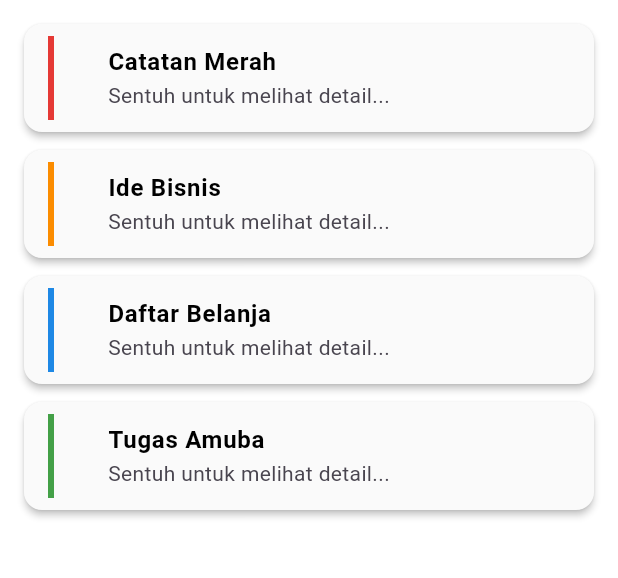
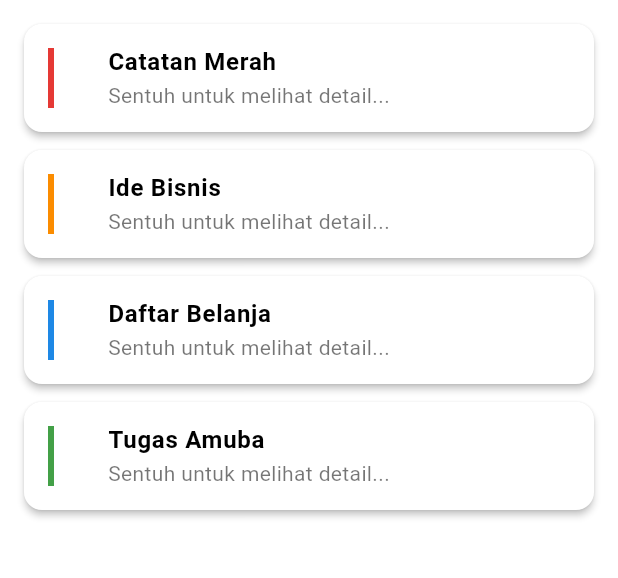
Before and after one commit to ridhomahmudah/project_notes, a Flutter app: the screen it shows after launch, in the side drawer, after a tap on "Semua Catatan", on a phone screen of 412 x 824 dp, the part 84-662 px from its top. Run offline on Flutter 3.47's test engine with Material 3 defaults, Android fonts, the phone set to English and light mode, and no system bars; our stand-ins replace get, get_storage.

Commit message:
update resolved

```diff
--- a/lib/main.dart
+++ b/lib/main.dart
@@ -1,37 +1,43 @@
-import 'package:amuba_notes/controllers/theme_controller.dart';
-import 'package:amuba_notes/services/theme.dart';
-import 'package:amuba_notes/views/home_view.dart';
 import 'package:flutter/material.dart';
 import 'package:get/get.dart';
-import 'package:get/get_core/src/get_main.dart';
 import 'package:get_storage/get_storage.dart';
+import 'package:amuba_notes/controllers/theme_controller.dart';
+import 'package:amuba_notes/routes/app_pages.dart';
+import 'package:amuba_notes/services/theme.dart';
 
 void main() async {
+  // 1. Inisialisasi wajib Flutter & GetStorage
   WidgetsFlutterBinding.ensureInitialized();
-  await GetStorage.init(); // Wajib untuk GetStorage
+  await GetStorage.init();
 
+  // 2. Inject ThemeController agar bisa dipakai di GetMaterialApp
   final themeController = Get.put(ThemeController());
 
-  runApp(GetMaterialApp(
-    debugShowCheckedModeBanner: false,
-    title: "Amuba Notes",
-    theme: Themes.light,
-    darkTheme: Themes.dark,
-    themeMode: themeController.theme,
-    home: HomeView(),
-  ));
+  runApp(MyApp(themeController: themeController));
 }
 
 class MyApp extends StatelessWidget {
-  const MyApp({super.key});
+  final ThemeController themeController;
+
+  const MyApp({super.key, required this.themeController});
 
   @override
   Widget build(BuildContext context) {
     return GetMaterialApp(
+      debugShowCheckedModeBanner: false,
       title: "AMUBA Notes",
+
+      // Konfigurasi Tema
+      theme: Themes.light,
+      darkTheme: Themes.dark,
+      themeMode: themeController.theme,
+
+      // Konfigurasi Navigasi (Splash sebagai awal)
+      // AppPages.INITIAL harus berisi '/splash'
       initialRoute: AppPages.INITIAL,
       getPages: AppPages.routes,
-      debugShowCheckedModeBanner: false,
+
+      // Hapus 'home: HomeView()', karena sudah diatur oleh initialRoute
     );
   }
 }
--- a/lib/routes/app_pages.dart
+++ b/lib/routes/app_pages.dart
@@ -1,19 +1,27 @@
 import 'package:get/get.dart';
 import '../views/splash_view.dart';
+import '../views/home_view.dart';
 import '../controllers/splash_controller.dart';
 
+abstract class Routes {
+  static const SPLASH = '/splash';
+  static const HOME = '/home';
+}
+
 class AppPages {
-  static const INITIAL = '/splash';
+  static const INITIAL = Routes.SPLASH;
 
   static final routes = [
     GetPage(
-      name: '/splash',
+      name: Routes.SPLASH,
       page: () => const SplashView(),
       binding: BindingsBuilder(() {
         Get.put(SplashController());
       }),
     ),
-    // Tambahkan route Home nanti di sini
-    // GetPage(name: '/home', page: () => HomeView()),
+    GetPage(
+      name: Routes.HOME,
+      page: () => HomeView(), // Hapus 'const' karena HomeView menggunakan Get.find
+    ),
   ];
 }
--- a/lib/views/home_view.dart
+++ b/lib/views/home_view.dart
@@ -4,19 +4,25 @@ import '../controllers/theme_controller.dart';
 import '../services/theme.dart';
 
 class HomeView extends StatelessWidget {
+  // Gunakan Get.find karena ThemeController sudah di-put di main.dart
   final themeController = Get.find<ThemeController>();
+
+  HomeView({super.key});
 
   @override
   Widget build(BuildContext context) {
     return Scaffold(
+      // Menggunakan Obx pada Scaffold agar warna background ikut berubah instan
+      backgroundColor: context.theme.scaffoldBackgroundColor,
       drawer: Drawer(
         child: Column(
           children: [
-            // Header Menu
-            DrawerHeader(
+            Obx(() => DrawerHeader(
               decoration: BoxDecoration(
-                color:
-                    Get.isDarkMode ? Themes.darkPrimary : Themes.lightPrimary,
+                // Menggunakan themeController.isDarkMode.value agar reaktif
+                color: themeController.isDarkMode.value
+                    ? Themes.darkPrimary
+                    : Themes.lightPrimary,
               ),
               child: const Center(
                 child: Text(
@@ -28,12 +34,11 @@ class HomeView extends StatelessWidget {
                   ),
                 ),
               ),
-            ),
-            // Item Menu
+            )),
             ListTile(
               leading: const Icon(Icons.note),
               title: const Text("Semua Catatan"),
-              onTap: () => Get.back(), // Tutup menu
+              onTap: () => Get.back(),
             ),
             ListTile(
               leading: const Icon(Icons.category),
@@ -50,21 +55,22 @@ class HomeView extends StatelessWidget {
           ],
         ),
       ),
-      // -------------------------------
       appBar: AppBar(
         title: const Text("Amuba Notes"),
-        // Icon menu akan otomatis muncul di sebelah kiri title karena ada Drawer
         actions: [
           IconButton(
-            icon: Obx(
-              () => Image.asset(
-                themeController.isDarkMode.value
-                    ? 'assets/images/sun_icon.png'
-                    : 'assets/images/moon_icon.png',
-                width: 24, // Sesuaikan ukuran
-                height: 24,
-              ),
-            ),
+            // Obx di sini sudah benar untuk memantau perubahan icon
+            icon: Obx(() => Image.asset(
+                  themeController.isDarkMode.value
+                      ? 'assets/images/sun_icon.png'
+                      : 'assets/images/moon_icon.png',
+                  width: 24,
+                  height: 24,
+                  // Jika icon gambar tidak ada, gunakan icon bawaan flutter sebagai cadangan
+                  errorBuilder: (context, error, stackTrace) => Icon(
+                    themeController.isDarkMode.value ? Icons.light_mode : Icons.dark_mode,
+                  ),
+                )),
             onPressed: () => themeController.toggleTheme(),
           ),
         ],
@@ -84,23 +90,29 @@ class HomeView extends StatelessWidget {
   }
 
   Widget _noteCard(String title, Color accentColor) {
-    return Card(
+    // Membungkus card dengan Obx agar warna card berubah saat toggle theme
+    return Obx(() => Card(
       elevation: 2,
       margin: const EdgeInsets.only(bottom: 12),
-      // Background card menyesuaikan tema
-      color: Get.isDarkMode ? const Color(0xFF252526) : Colors.grey[50],
+      color: themeController.isDarkMode.value
+          ? const Color(0xFF252526)
+          : Colors.white,
       child: ListTile(
-        leading: Container(width: 4, color: accentColor),
+        leading: Container(width: 4, height: 40, color: accentColor),
         title: Text(
           title,
           style: TextStyle(
             fontWeight: FontWeight.bold,
-            // Teks otomatis hitam di light, putih di dark sesuai ThemeData
-            color: Get.isDarkMode ? Colors.white : Colors.black,
+            color: themeController.isDarkMode.value ? Colors.white : Colors.black,
           ),
         ),
-        subtitle: const Text("Sentuh untuk melihat detail..."),
+        subtitle: Text(
+          "Sentuh untuk melihat detail...",
+          style: TextStyle(
+            color: themeController.isDarkMode.value ? Colors.white70 : Colors.black54,
+          ),
+        ),
       ),
-    );
+    ));
   }
 }
--- a/pubspec.yaml
+++ b/pubspec.yaml
@@ -34,7 +34,6 @@ dependencies:
   # The following adds the Cupertino Icons font to your application.
   # Use with the CupertinoIcons class for iOS style icons.
   cupertino_icons: ^1.0.8
-  get: ^4.7.3
   get_storage: ^2.1.1
 
 dev_dependencies:
@@ -46,7 +45,7 @@ dev_dependencies:
   # activated in the `analysis_options.yaml` file located at the root of your
   # package. See that file for information about deactivating specific lint
   # rules and activating additional ones.
-  flutter_lints: ^6.0.0
+  flutter_lints: 5.0.0
 
 # For information on the generic Dart part of this file, see the
 # following page: https://dart.dev/tools/pub/pubspec
```
Also changed, not shown: pubspec.lock, 1 other file.
